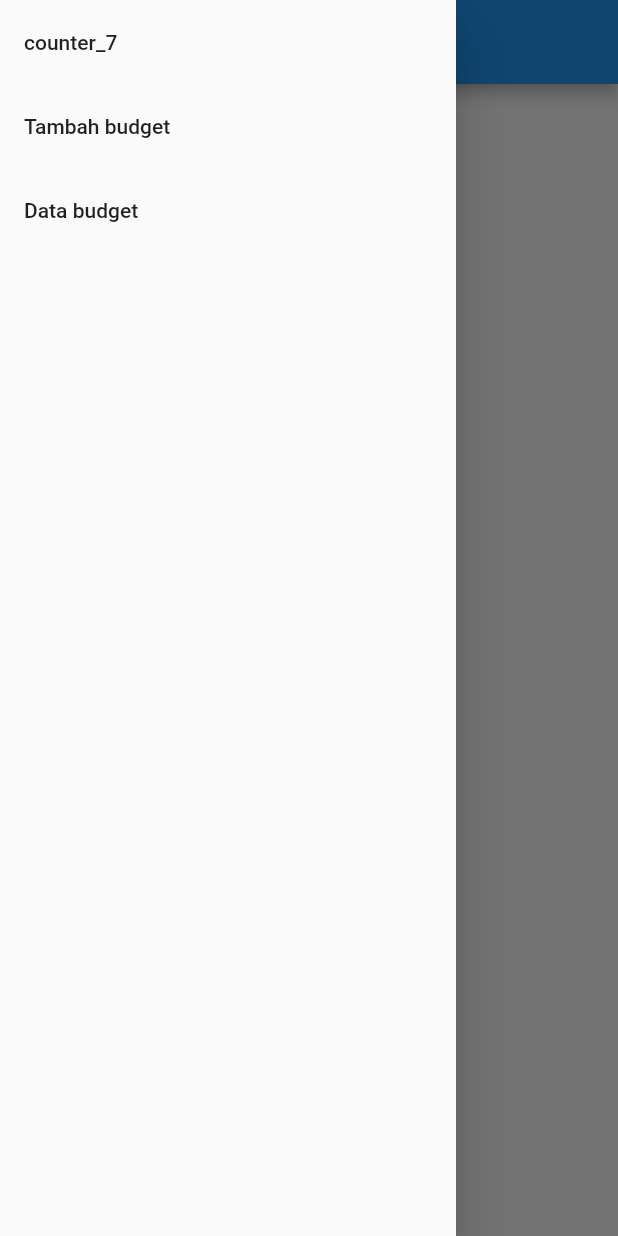
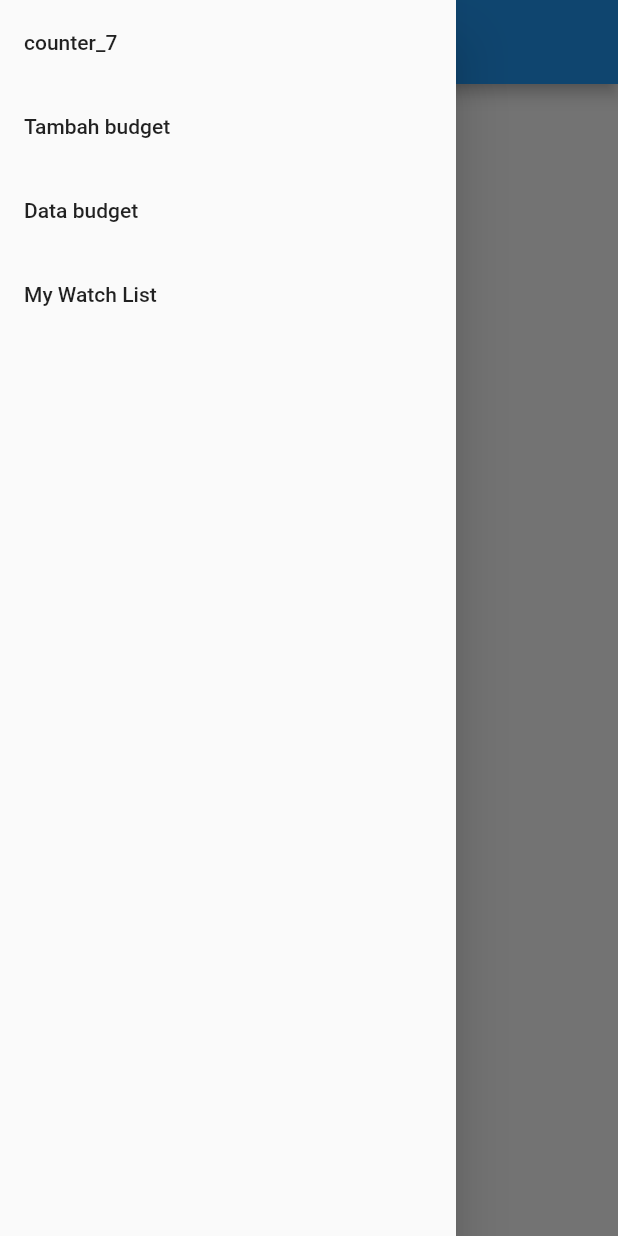
Before and after one commit to ArdhitoN/pbp-flutter-lab, a Flutter app: the MyDataPage screen opened directly, with the side drawer open, on a phone screen of 412 x 824 dp. Run offline on Flutter 3.47's test engine with Material 2 defaults, Android fonts, the phone set to English and light mode, and no system bars.

Commit message:
Update v9

```diff
--- a/lib/data.dart
+++ /dev/null
@@ -1,113 +0,0 @@
-import 'package:flutter/foundation.dart';
-import 'package:flutter/material.dart';
-import 'package:counter_7/main.dart';
-import 'package:counter_7/form.dart';
-
-class MyDataPage extends StatefulWidget {
-  MyDataPage({super.key});
-
-  @override
-  State<MyDataPage> createState() => _MyDataPageState();
-}
-
-class _MyDataPageState extends State<MyDataPage> {
-  _MyDataPageState();
-
-  @override
-  Widget build(BuildContext context) {
-    return Scaffold(
-        appBar: AppBar(
-          title: Text('Form'),
-        ),
-        drawer: Drawer(
-          child: Column(
-            children: [
-              // Menambahkan clickable menu
-              ListTile(
-                title: const Text('counter_7'),
-                onTap: () {
-                  // Route menu ke halaman utama
-                  Navigator.pushReplacement(
-                    context,
-                    MaterialPageRoute(
-                        builder: (context) =>
-                            const MyHomePage(title: 'Flutter Demo Home Page')),
-                  );
-                },
-              ),
-              ListTile(
-                title: const Text('Tambah budget'),
-                onTap: () {
-                  // Route menu ke halaman form
-                  Navigator.pushReplacement(
-                    context,
-                    MaterialPageRoute(builder: (context) => const MyFormPage()),
-                  );
-                },
-              ),
-
-              ListTile(
-                title: const Text('Data budget'),
-                onTap: () {
-                  // Route menu ke halaman form
-                  Navigator.pushReplacement(
-                    context,
-                    MaterialPageRoute(builder: (context) => MyDataPage()),
-                  );
-                },
-              ),
-            ],
-          ),
-        ),
-        body: Column(children: <Widget>[
-          for (int i = 0; i < listJawaban.length; i++)
-            Card(
-              child: Column(
-                // Column is also a layout widget. It takes a list of children and
-                // arranges them vertically. By default, it sizes itself to fit its
-                // children horizontally, and tries to be as tall as its parent.
-                //
-                // Invoke "debug painting" (press "p" in the console, choose the
-                // "Toggle Debug Paint" action from the Flutter Inspector in Android
-                // Studio, or the "Toggle Debug Paint" command in Visual Studio Code)
-                // to see the wireframe for each widget.
-                //
-                // Column has various properties to control how it sizes itself and
-                // how it positions its children. Here we use mainAxisAlignment to
-                // center the children vertically; the main axis here is the vertical
-                // axis because Columns are vertical (the cross axis would be
-                // horizontal).
-                mainAxisAlignment: MainAxisAlignment.center,
-                children: <Widget>[
-                  Text(listJawaban[i][0]),
-                  Text(listJawaban[i][1].toString()),
-                  Text(listJawaban[i][2]),
-                ],
-              ),
-            )
-        ]));
-  }
-}
-
-/// An example of the elevated card type.
-///
-/// The default settings for [Card] will provide an elevated
-/// card matching the spec:
-///
-/// https://m3.material.io/components/cards/specs#a012d40d-7a5c-4b07-8740-491dec79d58b
-class ElevatedCardExample extends StatelessWidget {
-  const ElevatedCardExample({super.key});
-
-  @override
-  Widget build(BuildContext context) {
-    return const Center(
-      child: Card(
-        child: SizedBox(
-          width: 300,
-          height: 100,
-          child: Center(child: Text('Elevated Card')),
-        ),
-      ),
-    );
-  }
-}
--- /dev/null
+++ b/lib/drawer/drawer.dart
@@ -0,0 +1,84 @@
+import 'package:flutter/material.dart';
+
+import 'package:counter_7/page/data.dart';
+import 'package:counter_7/page/form.dart';
+import 'package:counter_7/page/mywatchlist_page.dart';
+
+import 'package:counter_7/main.dart';
+
+
+//source:   https://stackoverflow.com/questions/66925164/refactoring-dart-code-into-a-separate-file
+enum ScreenName {
+  Home,
+  Data,
+  Form,
+  MyWatchList,
+  MyWatchList_Detail,
+}
+
+class DrawerClass extends StatefulWidget {
+  final ScreenName parentScreen;
+
+  const DrawerClass({required this.parentScreen});
+
+  @override
+  _DrawerClassState createState() => _DrawerClassState();
+}
+
+class _DrawerClassState extends State<DrawerClass> {
+  @override
+  Widget build(BuildContext context) {
+    return Drawer(
+      child: Column(
+        children: [
+          // Menambahkan clickable menu
+          ListTile(
+            title: const Text('counter_7'),
+            onTap: () {
+              // Route menu ke halaman utama
+              Navigator.pushReplacement(
+                context,
+                MaterialPageRoute(
+                    builder: (context) =>
+                        const MyHomePage(title: 'Flutter Demo Home Page')),
+              );
+            },
+          ),
+          ListTile(
+            title: const Text('Tambah budget'),
+            onTap: () {
+              // Route menu ke halaman form
+              Navigator.pushReplacement(
+                context,
+                MaterialPageRoute(builder: (context) => const MyFormPage()),
+              );
+            },
+          ),
+
+          ListTile(
+            title: const Text('Data budget'),
+            onTap: () {
+              // Route menu ke halaman form
+              Navigator.pushReplacement(
+                context,
+                MaterialPageRoute(builder: (context) => MyDataPage()),
+              );
+            },
+          ),
+
+          ListTile(
+            title: const Text('My Watch List'),
+            onTap: () {
+              // Route menu ke halaman form
+              Navigator.pushReplacement(
+                context,
+                MaterialPageRoute(builder: (context) => MyWatchListPage()),
+              );
+            },
+          ),
+
+        ],
+      ),
+    );
+  }
+}
--- /dev/null
+++ b/lib/model/mywatchlist.dart
@@ -0,0 +1,45 @@
+import 'dart:convert';
+
+List<MyWatchList> toDoFromJson(String str) =>
+    List<MyWatchList>.from(json.decode(str).map((x) => MyWatchList.fromJson(x)));
+
+String toDoToJson(List<MyWatchList> data) =>
+    json.encode(List<dynamic>.from(data.map((x) => x.toJson())));
+
+// title = models.CharField(max_length=255)
+// rating = models.DecimalField(max_digits=3, decimal_places=2, validators= [MinValueValidator(1) ,MaxValueValidator(5)])
+// release_date = models.DateField()
+// review = models.TextField()
+// is_watched = models.BooleanField()
+
+class MyWatchList {
+  MyWatchList({
+    required this.title,
+    required this.rating,
+    required this.release_date,
+    required this.review,
+    required this.is_watched,
+  });
+
+  String title;
+  String rating;
+  String release_date;
+  String review;
+  bool is_watched;
+
+  factory MyWatchList.fromJson(Map<String, dynamic> json) => MyWatchList(
+        title: json["fields"]["title"],
+        rating: json["fields"]["rating"],
+        release_date: json["fields"]["release_date"],
+        review: json["fields"]["review"],
+        is_watched: json["fields"]["is_watched"],
+      );
+
+  Map<String, dynamic> toJson() => {
+        "title": title,
+        "rating": rating,
+        "release_date": release_date,
+        "review": review,
+        "is_watched": is_watched,
+      };
+}
--- /dev/null
+++ b/lib/page/data.dart
@@ -0,0 +1,104 @@
+import 'package:flutter/foundation.dart';
+import 'package:flutter/material.dart';
+import 'package:counter_7/main.dart';
+import 'package:counter_7/page/form.dart';
+
+import 'package:counter_7/drawer/drawer.dart';
+
+
+class MyDataPage extends StatefulWidget {
+  MyDataPage({super.key});
+
+  @override
+  State<MyDataPage> createState() => _MyDataPageState();
+}
+
+class _MyDataPageState extends State<MyDataPage> {
+  _MyDataPageState();
+
+  @override
+  Widget build(BuildContext context) {
+    return Scaffold(
+        appBar: AppBar(
+          title: Text('Form'),
+        ),
+        drawer: DrawerClass(parentScreen: ScreenName.Data),
+        body: Column(children: <Widget>[
+          for (int i = 0; i < listJawaban.length; i++)
+            Container(
+              margin: const EdgeInsets.symmetric(horizontal: 16, vertical: 12),
+              padding: const EdgeInsets.all(20.0),
+              decoration: BoxDecoration(
+                  color: Colors.white,
+                  borderRadius: BorderRadius.circular(15.0),
+                  boxShadow: const [
+                    BoxShadow(color: Colors.black, blurRadius: 2.0)
+                  ]),
+              child: Column(
+                mainAxisAlignment: MainAxisAlignment.start,
+                crossAxisAlignment: CrossAxisAlignment.start,
+                children: [
+                  Text(
+                    "${listJawaban[i][0]}",
+                    style: const TextStyle(
+                      fontSize: 18.0,
+                      fontWeight: FontWeight.bold,
+                    ),
+                  ),
+                  const SizedBox(height: 10),
+                  Text("${listJawaban[i][1]}"),
+                  Text("${listJawaban[i][2]}")
+                ],
+              ),
+            ),
+          // Card(
+          //   child: Column(
+          //     // Column is also a layout widget. It takes a list of children and
+          //     // arranges them vertically. By default, it sizes itself to fit its
+          //     // children horizontally, and tries to be as tall as its parent.
+          //     //
+          //     // Invoke "debug painting" (press "p" in the console, choose the
+          //     // "Toggle Debug Paint" action from the Flutter Inspector in Android
+          //     // Studio, or the "Toggle Debug Paint" command in Visual Studio Code)
+          //     // to see the wireframe for each widget.
+          //     //
+          //     // Column has various properties to control how it sizes itself and
+          //     // how it positions its children. Here we use mainAxisAlignment to
+          //     // center the children vertically; the main axis here is the vertical
+          //     // axis because Columns are vertical (the cross axis would be
+          //     // horizontal).
+          //     mainAxisAlignment: MainAxisAlignment.center,
+
+          //     children: <Widget>[
+          //       Text(listJawaban[i][0]),
+          //       Text(listJawaban[i][1].toString()),
+          //       Text(listJawaban[i][2]),
+          //     ],
+          //   ),
+          // )
+        ]));
+  }
+}
+
+/// An example of the elevated card type.
+///
+/// The default settings for [Card] will provide an elevated
+/// card matching the spec:
+///
+/// https://m3.material.io/components/cards/specs#a012d40d-7a5c-4b07-8740-491dec79d58b
+class ElevatedCardExample extends StatelessWidget {
+  const ElevatedCardExample({super.key});
+
+  @override
+  Widget build(BuildContext context) {
+    return const Center(
+      child: Card(
+        child: SizedBox(
+          width: 300,
+          height: 100,
+          child: Center(child: Text('Elevated Card')),
+        ),
+      ),
+    );
+  }
+}
--- a/pubspec.yaml
+++ b/pubspec.yaml
@@ -36,6 +36,7 @@ dependencies:
   # The following adds the Cupertino Icons font to your application.
   # Use with the CupertinoIcons class for iOS style icons.
   cupertino_icons: ^1.0.2
+  http: ^0.13.5
 
 dev_dependencies:
   flutter_test:
```
Also changed, not shown: lib/fetcher/fetcherWatchList.dart (added, +41 -0 lines), lib/main.dart (+4 -41 lines), lib/page/form.dart (renamed from lib/form.dart, +5 -41 lines), lib/page/mywatchlist_detail.dart (added, +84 -0 lines), lib/page/mywatchlist_page.dart (added, +71 -0 lines), pubspec.lock, 2 other files.
